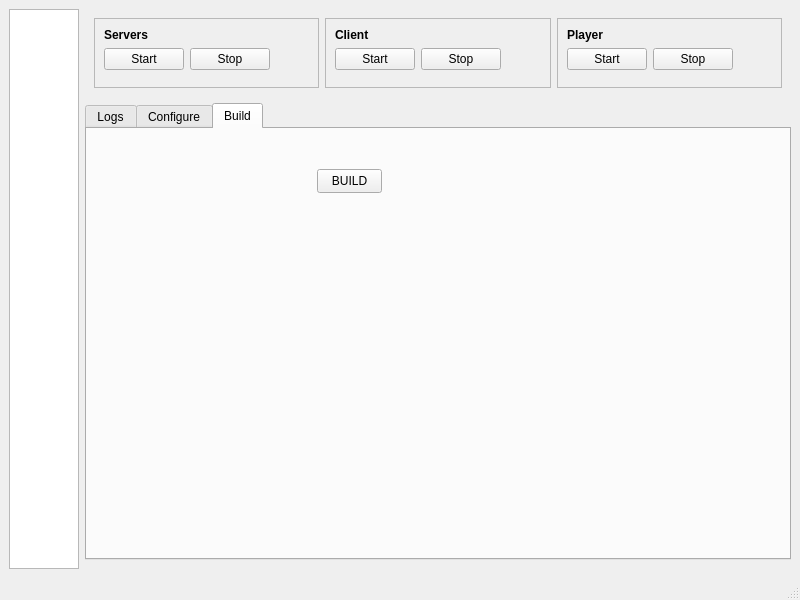
Qt form vision/trunk/tools/castctrl/qtui/mainwindow.ui (marc-hanheide/cogx) before a commit.
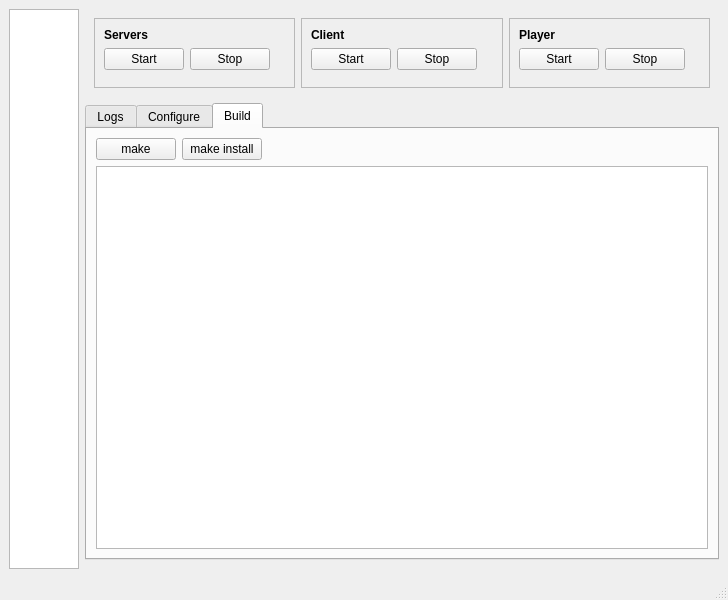
The same form after that commit. The open tabs and pages were chosen to show the change.

Commit message: castcontrol - build buttons added

```diff
--- a/vision/trunk/tools/castctrl/qtui/mainwindow.ui
+++ b/vision/trunk/tools/castctrl/qtui/mainwindow.ui
@@ -6,7 +6,7 @@
    <rect>
     <x>0</x>
     <y>0</y>
-    <width>800</width>
+    <width>728</width>
     <height>600</height>
    </rect>
   </property>
@@ -615,19 +615,49 @@
           <attribute name="title">
            <string>Build</string>
           </attribute>
-          <widget class="QPushButton" name="btBuild">
-           <property name="geometry">
-            <rect>
-             <x>230</x>
-             <y>40</y>
-             <width>65</width>
-             <height>24</height>
-            </rect>
-           </property>
-           <property name="text">
-            <string>BUILD</string>
-           </property>
-          </widget>
+          <layout class="QVBoxLayout" name="verticalLayout_6">
+           <item>
+            <layout class="QHBoxLayout" name="horizontalLayout_6">
+             <item>
+              <widget class="QPushButton" name="btBuild">
+               <property name="text">
+                <string>make</string>
+               </property>
+              </widget>
+             </item>
+             <item>
+              <widget class="QPushButton" name="btBuildInstall">
+               <property name="text">
+                <string>make install</string>
+               </property>
+              </widget>
+             </item>
+             <item>
+              <spacer name="horizontalSpacer_5">
+               <property name="orientation">
+                <enum>Qt::Horizontal</enum>
+               </property>
+               <property name="sizeHint" stdset="0">
+                <size>
+                 <width>40</width>
+                 <height>20</height>
+                </size>
+               </property>
+              </spacer>
+             </item>
+            </layout>
+           </item>
+           <item>
+            <widget class="QTextEdit" name="buildLogfileTxt">
+             <property name="undoRedoEnabled">
+              <bool>false</bool>
+             </property>
+             <property name="textInteractionFlags">
+              <set>Qt::TextSelectableByKeyboard|Qt::TextSelectableByMouse</set>
+             </property>
+            </widget>
+           </item>
+          </layout>
          </widget>
         </widget>
        </item>
```
Left out of the diff: 17 changed lines with no effect on the pictures. The commit also changes 5 other files.
